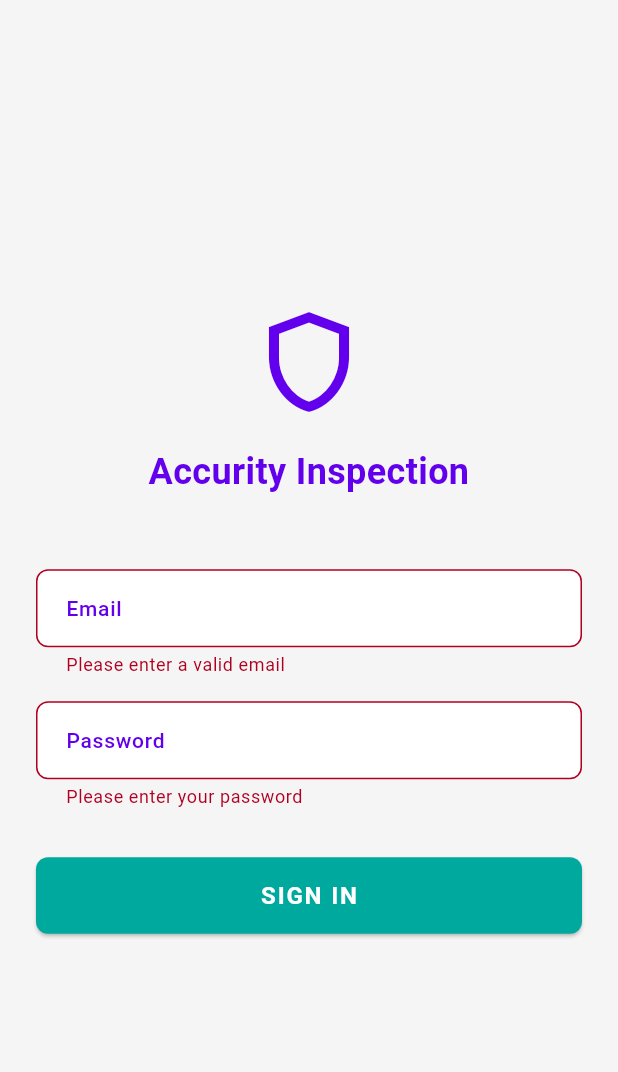
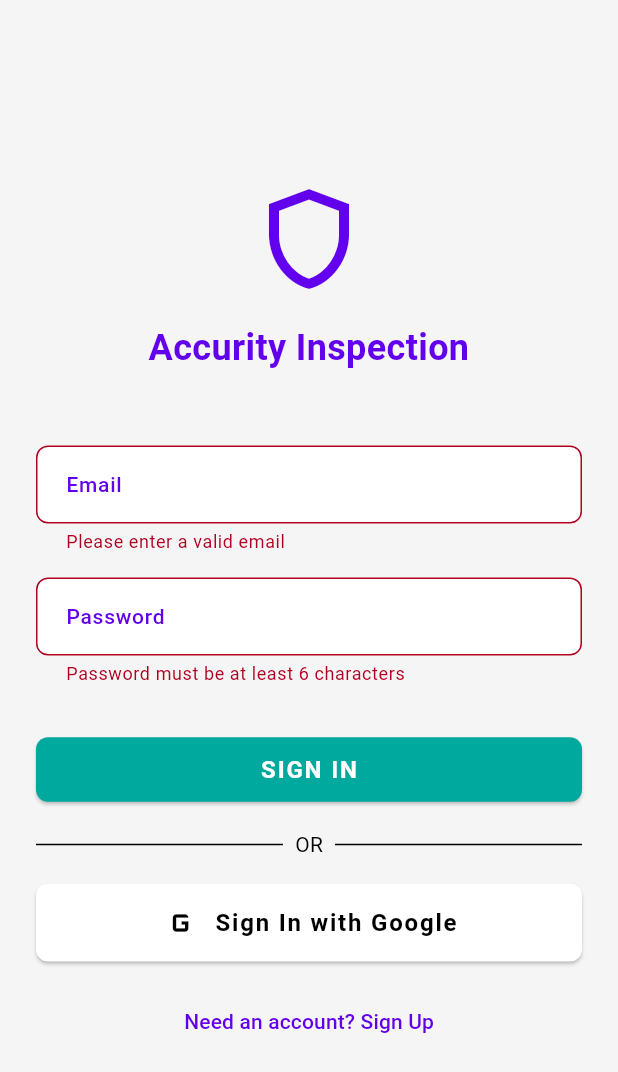
Before and after one commit to jerun276/Accurity, a Flutter app: the screen it shows after launch, after a tap on "SIGN IN", on a phone screen of 412 x 824 dp. Shown: the top 1072 px of the screen. Run offline on Flutter 3.47's test engine with Material 3 defaults, Android fonts, the phone set to English and light mode, and no system bars; our stand-ins replace bloc, connectivity_plus, equatable, flutter_bloc, flutter_image_compress, image_picker and 3 more; accounts and stored records are empty.

Commit message:
Added Google Signin Option

```diff
--- a/lib/app.dart
+++ b/lib/app.dart
@@ -1,12 +1,52 @@
 import 'package:flutter/material.dart';
+import 'package:supabase_flutter/supabase_flutter.dart';
 
 import 'core/constant/app_colors.dart';
 import 'core/constant/text_styles.dart';
 import 'view/login/login_view.dart';
+import 'view/order_list/order_list_view.dart';
 
-/// The root widget of the Accurity Inspection application.
-class MyApp extends StatelessWidget {
+// A global navigator key is essential for navigating from the auth listener.
+final navigatorKey = GlobalKey<NavigatorState>();
+
+class MyApp extends StatefulWidget {
   const MyApp({super.key});
+
+  @override
+  State<MyApp> createState() => _MyAppState();
+}
+
+class _MyAppState extends State<MyApp> {
+  @override
+  void initState() {
+    super.initState();
+    _listenToAuthChanges();
+  }
+
+  /// Listens to Supabase auth state changes and navigates the user accordingly.
+  void _listenToAuthChanges() {
+    Supabase.instance.client.auth.onAuthStateChange.listen((data) {
+      final AuthChangeEvent event = data.event;
+      final session = data.session;
+
+      // Ensure the widget is still mounted before attempting to navigate.
+      if (!mounted) return;
+
+      if (event == AuthChangeEvent.signedIn && session != null) {
+        print('[Auth Listener] User signed in. Navigating to Order List.');
+        navigatorKey.currentState?.pushAndRemoveUntil(
+          MaterialPageRoute(builder: (_) => const OrderListView()),
+          (route) => false,
+        );
+      } else if (event == AuthChangeEvent.signedOut) {
+        print('[Auth Listener] User signed out. Navigating to Login.');
+        navigatorKey.currentState?.pushAndRemoveUntil(
+          MaterialPageRoute(builder: (_) => const LoginView()),
+          (route) => false,
+        );
+      }
+    });
+  }
 
   @override
   Widget build(BuildContext context) {
@@ -14,14 +54,18 @@
       title: 'Accurity Inspection',
       debugShowCheckedModeBanner: false,
       theme: _buildAppTheme(),
-      home: const LoginView(), // The first screen the user will see.
+      // Assign the global navigator key.
+      navigatorKey: navigatorKey,
+      // Determine the initial screen based on whether a user session exists on startup.
+      home: Supabase.instance.client.auth.currentUser == null
+          ? const LoginView()
+          : const OrderListView(),
     );
   }
 
   /// Builds the global theme for the entire application.
   ThemeData _buildAppTheme() {
     return ThemeData(
-      // Define the color scheme based on our AppColors constants.
       colorScheme: const ColorScheme.light(
         primary: AppColors.primary,
         secondary: AppColors.accent,
@@ -29,21 +73,14 @@
         background: AppColors.background,
         error: AppColors.error,
       ),
-      // Set default colors for various components.
       primaryColor: AppColors.primary,
       scaffoldBackgroundColor: AppColors.background,
-
-      // --- COMPONENT THEMES ---
-
-      // Default AppBar theme.
       appBarTheme: const AppBarTheme(
         backgroundColor: AppColors.primary,
-        foregroundColor: AppColors.textOnPrimary, // Color for title and icons
+        foregroundColor: AppColors.textOnPrimary,
         elevation: 4.0,
         titleTextStyle: AppTextStyles.sectionHeader,
       ),
-
-      // Default ElevatedButton theme.
       elevatedButtonTheme: ElevatedButtonThemeData(
         style: ElevatedButton.styleFrom(
           backgroundColor: AppColors.accent,
@@ -55,9 +92,6 @@
           ),
         ),
       ),
-
-      // Default theme for all input fields (TextFormField).
-      // This ensures a consistent look across the entire app.
       inputDecorationTheme: InputDecorationTheme(
         filled: true,
         fillColor: AppColors.surface,
@@ -67,7 +101,6 @@
         ),
         hintStyle: AppTextStyles.hint,
         labelStyle: AppTextStyles.fieldLabel,
-        // Define the border style for all states.
         border: OutlineInputBorder(
           borderRadius: BorderRadius.circular(8.0),
           borderSide: const BorderSide(color: AppColors.lightGrey, width: 1.0),
--- a/lib/main.dart
+++ b/lib/main.dart
@@ -1,8 +1,9 @@
-import 'package:connectivity_plus/connectivity_plus.dart';
 import 'package:flutter/material.dart';
 import 'package:flutter_bloc/flutter_bloc.dart';
 import 'package:path_provider/path_provider.dart';
 import 'package:supabase_flutter/supabase_flutter.dart';
+import 'package:connectivity_plus/connectivity_plus.dart';
+
 import 'app.dart';
 import 'core/services/photo_service.dart';
 import 'core/services/sync_service.dart';
@@ -14,32 +15,41 @@
 
 Future<void> main() async {
   WidgetsFlutterBinding.ensureInitialized();
+
+  // --- 1. INITIALIZE SUPABASE ---
   await Supabase.initialize(
     url: 'https://zvkdtoztbjambxiluvsw.supabase.co',
     anonKey:
         'eyJhbGciOiJIUzI1NiIsInR5cCI6IkpXVCJ9.eyJpc3MiOiJzdXBhYmFzZSIsInJlZiI6Inp2a2R0b3p0YmphbWJ4aWx1dnN3Iiwicm9sZSI6ImFub24iLCJpYXQiOjE3NTQ3NjA4MjUsImV4cCI6MjA3MDMzNjgyNX0.wxbzHlGFWlWYsl3S0fiX5R1GhN0xN8jncaJYfa1nrMI',
   );
-  // REMOVED the direct call to signInAnonymously() from here.
+
+  // --- 2. CREATE INSTANCES OF ALL SERVICES AND REPOSITORIES ---
+
   final docPath = (await getApplicationDocumentsDirectory()).path;
   final databaseRepository = DatabaseRepository(dbPath: docPath);
   await databaseRepository.init();
+
   final supabaseService = SupabaseService();
   final photoService = PhotoService();
   final connectivity = Connectivity();
   final supabaseStorageService = SupabaseStorageService();
-  final supabaseAuthService = SupabaseAuthService(); // ADDED
+  final supabaseAuthService = SupabaseAuthService(); // The new auth service
+
   late SyncService syncService;
+
   final orderRepository = OrderRepository(
     databaseRepository,
     () => syncService,
   );
+
   syncService = SyncService(
     orderRepository: orderRepository,
     supabaseService: supabaseService,
     supabaseStorageService: supabaseStorageService,
-    authService: supabaseAuthService, // ADDED
     connectivity: connectivity,
   );
+
+  // --- 3. RUN THE APP WITH ALL REPOSITORIES PROVIDED ---
   runApp(
     MultiRepositoryProvider(
       providers: [
@@ -50,7 +60,7 @@
         RepositoryProvider.value(value: syncService),
         RepositoryProvider.value(value: connectivity),
         RepositoryProvider.value(value: supabaseStorageService),
-        RepositoryProvider.value(value: supabaseAuthService), // ADDED
+        RepositoryProvider.value(value: supabaseAuthService),
       ],
       child: const MyApp(),
     ),
--- a/lib/view/login/bloc/login_bloc.dart
+++ b/lib/view/login/bloc/login_bloc.dart
@@ -1,32 +1,75 @@
-// ignore: depend_on_referenced_packages
 import 'package:bloc/bloc.dart';
 import 'package:equatable/equatable.dart';
+
+import '../../../core/services/supabase_auth_service.dart';
 
 part 'login_event.dart';
 part 'login_state.dart';
 
 class LoginBloc extends Bloc<LoginEvent, LoginState> {
-  LoginBloc() : super(LoginInitial()) {
+  final SupabaseAuthService _authService;
+
+  LoginBloc({required SupabaseAuthService authService})
+    : _authService = authService,
+      super(LoginInitial()) {
+    // Register the event handlers
     on<LoginButtonPressed>(_onLoginButtonPressed);
+    on<SignUpButtonPressed>(_onSignUpButtonPressed);
+    on<GoogleLoginButtonPressed>(_onGoogleLoginButtonPressed);
   }
 
+  /// Handles the standard email and password sign-in process.
   Future<void> _onLoginButtonPressed(
     LoginButtonPressed event,
     Emitter<LoginState> emit,
   ) async {
     emit(LoginLoading());
-
-    // Simulate network delay for a better user experience
-    await Future.delayed(const Duration(seconds: 1));
-
-    // --- FAKE AUTHENTICATION LOGIC ---
-    // In the future, this is where you would call an AuthRepository
-    // to authenticate against Windows password or another service.
-    if (event.email == 'inspector@accurity.com' &&
-        event.password == 'password') {
+    final result = await _authService.signInWithEmail(
+      event.email,
+      event.password,
+    );
+    if (result == null) {
+      // On success, emit the success state to trigger navigation.
       emit(LoginSuccess());
     } else {
-      emit(const LoginFailure(error: 'Invalid email or password.'));
+      // On failure, emit the failure state with the error message.
+      emit(LoginFailure(error: result));
+    }
+  }
+
+  /// Handles the email and password sign-up process.
+  Future<void> _onSignUpButtonPressed(
+    SignUpButtonPressed event,
+    Emitter<LoginState> emit,
+  ) async {
+    emit(LoginLoading());
+    final result = await _authService.signUpWithEmail(
+      event.email,
+      event.password,
+    );
+    if (result == null) {
+      // On successful sign-up, Supabase automatically signs the user in.
+      // So we can emit the success state to trigger navigation.
+      emit(LoginSuccess());
+    } else {
+      // On failure, emit the failure state with the error message.
+      emit(LoginFailure(error: result));
+    }
+  }
+
+  /// Handles the Google Sign-In process.
+  Future<void> _onGoogleLoginButtonPressed(
+    GoogleLoginButtonPressed event,
+    Emitter<LoginState> emit,
+  ) async {
+    emit(LoginLoading());
+    final result = await _authService.signInWithGoogle();
+
+    if (result != null) {
+      emit(LoginFailure(error: result));
+    }
+    else if (state is LoginLoading) {
+      emit(LoginInitial());
     }
   }
 }
--- a/lib/view/login/bloc/login_event.dart
+++ b/lib/view/login/bloc/login_event.dart
@@ -8,13 +8,33 @@
   List<Object> get props => [];
 }
 
-/// Event dispatched when the user presses the login button.
+/// Event dispatched when the user presses the email/password sign-in button.
 final class LoginButtonPressed extends LoginEvent {
   final String email;
   final String password;
 
-  const LoginButtonPressed({required this.email, required this.password});
+  const LoginButtonPressed({
+    required this.email,
+    required this.password,
+  });
 
   @override
   List<Object> get props => [email, password];
 }
+
+/// Event dispatched when the user presses the email/password sign-up button.
+final class SignUpButtonPressed extends LoginEvent {
+  final String email;
+  final String password;
+
+  const SignUpButtonPressed({
+    required this.email,
+    required this.password,
+  });
+
+  @override
+  List<Object> get props => [email, password];
+}
+
+/// Event dispatched when the user presses the "Sign In with Google" button.
+final class GoogleLoginButtonPressed extends LoginEvent {}
--- a/lib/view/login/login_view.dart
+++ b/lib/view/login/login_view.dart
@@ -3,7 +3,8 @@
 
 import '../../../core/constant/app_colors.dart';
 import '../../../core/constant/text_styles.dart';
-import '../order_list/order_list_view.dart'; // We will create this next
+import '../../../core/services/supabase_auth_service.dart';
+// Note: We no longer need to import OrderListView here.
 import 'bloc/login_bloc.dart';
 
 class LoginView extends StatelessWidget {
@@ -14,7 +15,9 @@
     return Scaffold(
       backgroundColor: AppColors.background,
       body: BlocProvider(
-        create: (context) => LoginBloc(),
+        create: (context) => LoginBloc(
+          authService: RepositoryProvider.of<SupabaseAuthService>(context),
+        ),
         child: const LoginForm(),
       ),
     );
@@ -23,7 +26,6 @@
 
 class LoginForm extends StatefulWidget {
   const LoginForm({super.key});
-
   @override
   State<LoginForm> createState() => _LoginFormState();
 }
@@ -32,6 +34,7 @@
   final _emailController = TextEditingController();
   final _passwordController = TextEditingController();
   final _formKey = GlobalKey<FormState>();
+  bool _isSigningUp = false;
 
   @override
   void dispose() {
@@ -40,8 +43,16 @@
     super.dispose();
   }
 
-  void _onLoginPressed() {
+  void _onFormSubmit() {
     if (_formKey.currentState!.validate()) {
+      if (_isSigningUp) {
+        context.read<LoginBloc>().add(
+          SignUpButtonPressed(
+            email: _emailController.text,
+            password: _passwordController.text,
+          ),
+        );
+      } else {
         context.read<LoginBloc>().add(
           LoginButtonPressed(
             email: _emailController.text,
@@ -50,11 +61,17 @@
         );
       }
     }
+  }
+
+  void _onGoogleSignInPressed() {
+    context.read<LoginBloc>().add(GoogleLoginButtonPressed());
+  }
 
   @override
   Widget build(BuildContext context) {
     return BlocListener<LoginBloc, LoginState>(
       listener: (context, state) {
+        // The listener's only job now is to show error messages.
         if (state is LoginFailure) {
           ScaffoldMessenger.of(context)
             ..hideCurrentSnackBar()
@@ -65,16 +82,7 @@
               ),
             );
         }
-        if (state is LoginSuccess) {
-          // On success, navigate to the Order List screen and remove the
-          // login screen from the back stack.
-          Navigator.of(context).pushReplacement(
-            MaterialPageRoute(
-              builder: (_) =>
-                  const OrderListView(), // Placeholder for the next screen
-            ),
-          );
-        }
+        // The LoginSuccess navigation logic has been removed from here.
       },
       child: Center(
         child: SingleChildScrollView(
@@ -85,7 +93,6 @@
               mainAxisAlignment: MainAxisAlignment.center,
               crossAxisAlignment: CrossAxisAlignment.stretch,
               children: [
-                // Replace with your App Logo if you have one
                 const Icon(
                   Icons.shield_outlined,
                   size: 80,
@@ -93,7 +100,7 @@
                 ),
                 const SizedBox(height: 16),
                 Text(
-                  'Accurity Inspection',
+                  _isSigningUp ? 'Create Account' : 'Accurity Inspection',
                   textAlign: TextAlign.center,
                   style: AppTextStyles.sectionHeader.copyWith(
                     color: AppColors.primary,
@@ -101,56 +108,64 @@
                   ),
                 ),
                 const SizedBox(height: 48),
-
-                // Email Field
                 TextFormField(
                   controller: _emailController,
-                  decoration: const InputDecoration(
-                    labelText: 'Email',
-                    hintText: 'inspector@accurity.com',
-                  ),
+                  decoration: const InputDecoration(labelText: 'Email'),
                   keyboardType: TextInputType.emailAddress,
-                  validator: (value) {
-                    if (value == null ||
-                        value.isEmpty ||
-                        !value.contains('@')) {
-                      return 'Please enter a valid email';
-                    }
-                    return null;
-                  },
+                  validator: (value) => (value == null || !value.contains('@'))
+                      ? 'Please enter a valid email'
+                      : null,
                 ),
                 const SizedBox(height: 16),
-
-                // Password Field
                 TextFormField(
                   controller: _passwordController,
                   decoration: const InputDecoration(labelText: 'Password'),
                   obscureText: true,
-                  validator: (value) {
-                    if (value == null || value.isEmpty) {
-                      return 'Please enter your password';
-                    }
-                    return null;
-                  },
+                  validator: (value) => (value == null || value.length < 6)
+                      ? 'Password must be at least 6 characters'
+                      : null,
                 ),
                 const SizedBox(height: 32),
-
-                // Login Button
                 BlocBuilder<LoginBloc, LoginState>(
                   builder: (context, state) {
                     if (state is LoginLoading) {
                       return const Center(child: CircularProgressIndicator());
                     }
                     return ElevatedButton(
-                      onPressed: _onLoginPressed,
-                      style: ElevatedButton.styleFrom(
-                        backgroundColor: AppColors.accent,
-                        padding: const EdgeInsets.symmetric(vertical: 16),
-                        textStyle: AppTextStyles.button,
-                      ),
-                      child: const Text('SIGN IN'),
+                      onPressed: _onFormSubmit,
+                      child: Text(_isSigningUp ? 'SIGN UP' : 'SIGN IN'),
                     );
                   },
+                ),
+                const SizedBox(height: 16),
+                const Row(
+                  children: [
+                    Expanded(child: Divider()),
+                    Padding(
+                      padding: EdgeInsets.symmetric(horizontal: 8.0),
+                      child: Text('OR'),
+                    ),
+                    Expanded(child: Divider()),
+                  ],
+                ),
+                const SizedBox(height: 16),
+                ElevatedButton.icon(
+                  icon: const Icon(Icons.g_mobiledata, size: 28),
+                  label: const Text('Sign In with Google'),
+                  style: ElevatedButton.styleFrom(
+                    backgroundColor: Colors.white,
+                    foregroundColor: Colors.black,
+                  ),
+                  onPressed: _onGoogleSignInPressed,
+                ),
+                const SizedBox(height: 16),
+                TextButton(
+                  onPressed: () => setState(() => _isSigningUp = !_isSigningUp),
+                  child: Text(
+                    _isSigningUp
+                        ? 'Already have an account? Sign In'
+                        : 'Need an account? Sign Up',
+                  ),
                 ),
               ],
             ),
```
Also changed, not shown: lib/core/services/supabase_auth_service.dart (+50 -9 lines), lib/core/services/sync_service.dart (+17 -19 lines), 3 other files. Lines whose indentation alone changed are shown as unchanged.
